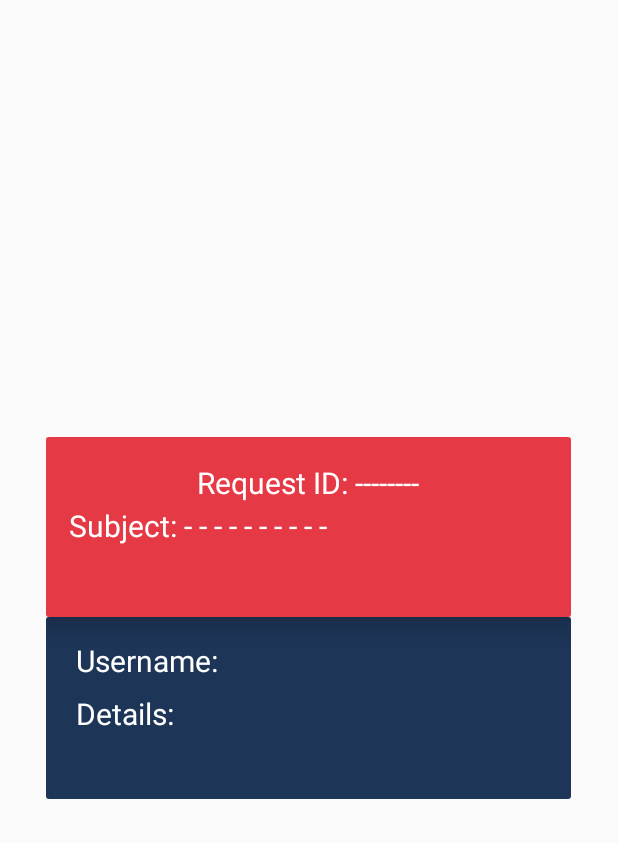
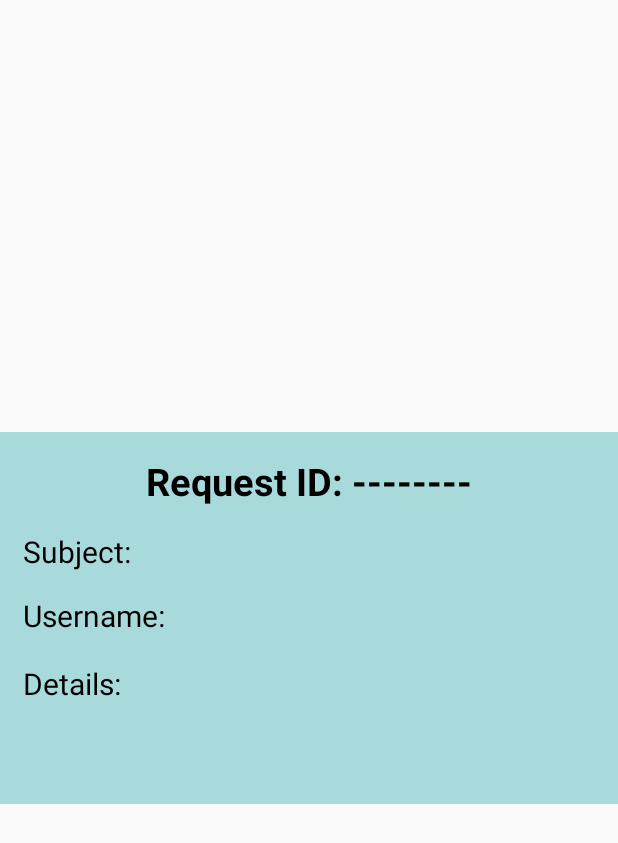
Before and after one commit to Qrofeus/Request_Manager, an Android app: the layout dialog_request_details.xml on its own in the app's theme, with its tools: preview values and no code run, on a phone screen of 412 x 824 dp. Shown: the top 843 px of the screen. Run offline under Robolectric (Android 15) with nearby library versions, the phone set to English and light mode, and no system bars; Roboto replaces fonts that are not available here.

Commit message:
Updates: Confirmation Dialog: - Layout Update Request Details: - Layout Update - Complete and Dismiss Request functionality

```diff
--- a/app/src/main/java/com/qrofeus/requestmanager/Dashboard_Admin.java
+++ b/app/src/main/java/com/qrofeus/requestmanager/Dashboard_Admin.java
@@ -43,7 +43,7 @@ public class Dashboard_Admin extends AppCompatActivity implements Dialog_Confirm
 
     @Override
     public void onBackPressed() {
-        Dialog_Confirmation dialogClass = new Dialog_Confirmation("Closing Admin Dashboard", "Confirm Logout");
+        Dialog_Confirmation dialogClass = new Dialog_Confirmation("Closing Admin Dashboard");
         dialogClass.show(getSupportFragmentManager(), "Confirm Logout");
     }
 
@@ -81,4 +81,8 @@ public class Dashboard_Admin extends AppCompatActivity implements Dialog_Confirm
         Toast.makeText(this, "New Admin User added", Toast.LENGTH_SHORT).show();
         entry.dismiss();
     }
+
+    @Override
+    public void sendMail(String mailSubject, String mailDetails) {
+    }
 }
--- a/app/src/main/java/com/qrofeus/requestmanager/RequestClass.java
+++ b/app/src/main/java/com/qrofeus/requestmanager/RequestClass.java
@@ -14,7 +14,7 @@ public class RequestClass {
     }
 
     public String getRequest_id() {
-        return "Request ID:" + request_id;
+        return "Request ID: " + request_id;
     }
 
     public String getUsername() {
--- a/app/src/main/res/layout/activity_admin_dashboard.xml
+++ b/app/src/main/res/layout/activity_admin_dashboard.xml
@@ -28,6 +28,7 @@
                 android:textColor="@android:color/white"
                 android:textSize="40sp"
                 android:textStyle="bold"
+                android:maxLines="1"
                 android:text="Username"/>
 
             <TextView
--- a/app/src/main/res/layout/dialog_request_details.xml
+++ b/app/src/main/res/layout/dialog_request_details.xml
@@ -1,70 +1,49 @@
 <?xml version="1.0" encoding="utf-8"?>
 <ScrollView xmlns:android="http://schemas.android.com/apk/res/android"
     xmlns:app="http://schemas.android.com/apk/res-auto"
-    android:layout_width="350dp"
+    android:layout_width="match_parent"
     android:layout_height="wrap_content"
     android:layout_gravity="center">
 
     <RelativeLayout
         android:layout_width="match_parent"
         android:layout_height="wrap_content"
-        android:background="#00FFFFFF">
-
-        <androidx.cardview.widget.CardView
-            android:id="@+id/popup_card"
-            android:layout_width="match_parent"
-            android:layout_height="120dp"
-            app:cardElevation="10dp">
-
-            <RelativeLayout
-                android:layout_width="match_parent"
-                android:layout_height="match_parent"
-                android:background="#E63946"
-                android:padding="15dp">
+        android:background="#A8DADC"
+        android:paddingHorizontal="15dp"
+        android:paddingTop="15dp"
+        android:paddingBottom="20dp">
 
         <TextView
             android:id="@+id/popup_id"
             android:layout_width="match_parent"
-                    android:layout_height="30dp"
+            android:layout_height="35dp"
             android:gravity="center"
             android:text="Request ID: --------"
-                    android:textColor="@android:color/white"
-                    android:textSize="20sp" />
+            android:textColor="@android:color/black"
+            android:textSize="25sp"
+            android:textStyle="bold" />
 
         <TextView
             android:id="@+id/popup_subject"
             android:layout_width="match_parent"
-                    android:layout_height="60dp"
+            android:layout_height="wrap_content"
             android:layout_below="@id/popup_id"
+            android:layout_marginTop="15dp"
             android:gravity="start"
-                    android:text="Subject: - - - - - - - - - -"
-                    android:textColor="@android:color/white"
+            android:lines="1"
+            android:maxLines="2"
+            android:text="Subject:"
+            android:textColor="@android:color/black"
             android:textSize="20sp" />
-
-            </RelativeLayout>
-
-        </androidx.cardview.widget.CardView>
-
-        <androidx.cardview.widget.CardView
-            android:layout_width="match_parent"
-            android:layout_height="wrap_content"
-            android:layout_below="@id/popup_card"
-            app:cardElevation="0dp">
-
-            <RelativeLayout
-                android:layout_width="match_parent"
-                android:layout_height="match_parent"
-                android:background="#1D3557"
-                android:paddingHorizontal="20dp"
-                android:paddingTop="15dp"
-                android:paddingBottom="20dp">
 
         <TextView
             android:id="@+id/popup_username"
             android:layout_width="match_parent"
-                    android:layout_height="25dp"
+            android:layout_height="30dp"
+            android:layout_below="@id/popup_subject"
+            android:layout_marginTop="15dp"
             android:text="Username: "
-                    android:textColor="@android:color/white"
+            android:textColor="@android:color/black"
             android:textSize="20sp" />
 
         <TextView
@@ -72,11 +51,11 @@
             android:layout_width="match_parent"
             android:layout_height="wrap_content"
             android:layout_below="@id/popup_username"
-                    android:layout_marginTop="10dp"
-                    android:lines="2"
+            android:layout_marginTop="15dp"
+            android:lines="3"
             android:maxLines="10"
             android:text="Details: "
-                    android:textColor="@android:color/white"
+            android:textColor="@android:color/black"
             android:textSize="20sp" />
 
         <androidx.cardview.widget.CardView
@@ -86,7 +65,8 @@
             android:layout_below="@id/popup_details"
             android:layout_marginTop="20dp"
             android:visibility="gone"
-                    app:cardBackgroundColor="#00FFFFFF">
+            app:cardBackgroundColor="#00FFFFFF"
+            app:cardElevation="0dp">
 
             <RelativeLayout
                 android:layout_width="match_parent"
@@ -97,53 +77,31 @@
                 <TextView
                     android:id="@+id/popup_phone"
                     android:layout_width="match_parent"
-                            android:layout_height="25dp"
+                    android:layout_height="30dp"
                     android:text="Phone: "
-                            android:textColor="@android:color/white"
+                    android:textColor="@android:color/black"
                     android:textSize="20sp" />
 
                 <TextView
                     android:id="@+id/popup_mail"
                     android:layout_width="match_parent"
-                            android:layout_height="25dp"
+                    android:layout_height="30dp"
                     android:layout_below="@id/popup_phone"
-                            android:layout_marginTop="5dp"
+                    android:layout_marginTop="15dp"
                     android:text="Mail ID: "
-                            android:textColor="@android:color/white"
+                    android:textColor="@android:color/black"
                     android:textSize="20sp" />
-
-                        <TextView
-                            android:id="@+id/popup_textPriority"
-                            android:layout_width="100dp"
-                            android:layout_height="30dp"
-                            android:layout_below="@id/popup_mail"
-                            android:layout_marginTop="20dp"
-                            android:text="Priority: "
-                            android:textColor="@android:color/white"
-                            android:textSize="20sp" />
-
-                        <Spinner
-                            android:id="@+id/popup_spinner"
-                            android:layout_width="150dp"
-                            android:layout_height="30dp"
-                            android:layout_below="@id/popup_mail"
-                            android:layout_alignParentEnd="true"
-                            android:layout_alignParentRight="true"
-                            android:layout_marginTop="20dp"
-                            android:layout_marginEnd="0dp"
-                            android:layout_marginRight="0dp"
-                            android:layout_toEndOf="@id/popup_textPriority"
-                            android:layout_toRightOf="@id/popup_textPriority" />
 
                 <Button
                     android:id="@+id/popup_dismissButton"
                     android:layout_width="match_parent"
                     android:layout_height="40dp"
-                            android:layout_below="@id/popup_textPriority"
+                    android:layout_below="@id/popup_mail"
+                    android:layout_marginHorizontal="5dp"
                     android:layout_marginTop="20dp"
-                            android:background="#FF0000"
+                    android:background="#457B9D"
                     android:text="DISMISS REQUEST"
-                            android:textColor="#FFFFFF"
+                    android:textColor="@android:color/white"
                     android:textSize="20sp" />
 
                 <Button
@@ -151,19 +109,24 @@
                     android:layout_width="match_parent"
                     android:layout_height="40dp"
                     android:layout_below="@id/popup_dismissButton"
-                            android:layout_marginTop="10dp"
-                            android:background="#00FF00"
+                    android:layout_marginHorizontal="5dp"
+                    android:layout_marginTop="20dp"
+                    android:background="#1D3557"
                     android:text="COMPLETE REQUEST"
-                            android:textColor="#FFFFFF"
+                    android:textColor="@android:color/white"
                     android:textSize="20sp" />
 
                 <Button
                     android:id="@+id/popup_cancelButton"
-                            android:layout_width="140dp"
+                    android:layout_width="150dp"
                     android:layout_height="40dp"
                     android:layout_below="@id/popup_completeButton"
+                    android:layout_marginStart="5dp"
+                    android:layout_marginLeft="5dp"
                     android:layout_marginTop="20dp"
-                            android:background="@color/disabledButton"
+                    android:layout_marginEnd="20dp"
+                    android:layout_marginRight="20dp"
+                    android:background="#64DD17"
                     android:text="Cancel"
                     android:textColor="#FFFFFF"
                     android:textSize="20sp"
@@ -171,13 +134,15 @@
 
                 <Button
                     android:id="@+id/popup_confirmButton"
-                            android:layout_width="140dp"
+                    android:layout_width="150dp"
                     android:layout_height="40dp"
                     android:layout_below="@id/popup_completeButton"
-                            android:layout_marginLeft="20dp"
+                    android:layout_alignParentEnd="true"
+                    android:layout_alignParentRight="true"
                     android:layout_marginTop="20dp"
-                            android:layout_toRightOf="@id/popup_cancelButton"
-                            android:background="@color/disabledButton"
+                    android:layout_marginEnd="5dp"
+                    android:layout_marginRight="5dp"
+                    android:background="#FF1919"
                     android:text="Confirm"
                     android:textColor="#FFFFFF"
                     android:textSize="20sp"
@@ -189,8 +154,4 @@
 
     </RelativeLayout>
 
-        </androidx.cardview.widget.CardView>
-
-    </RelativeLayout>
-
 </ScrollView>
```
Also changed, not shown: app/src/main/java/com/qrofeus/requestmanager/Dashboard_User.java (+16 -0 lines), app/src/main/java/com/qrofeus/requestmanager/Dialog_Confirmation.java (+8 -2 lines), app/src/main/java/com/qrofeus/requestmanager/Dialog_RequestDetails.java (+71 -5 lines), app/src/main/java/com/qrofeus/requestmanager/Dialog_UserEntry.java (+44 -18 lines), app/src/main/java/com/qrofeus/requestmanager/RequestQueue.java (+66 -4 lines), app/src/main/res/layout/activity_dashboard.xml (+6 -5 lines), app/src/main/res/layout/dialog_user_entry.xml (+7 -7 lines). Lines whose indentation alone changed are shown as unchanged.
